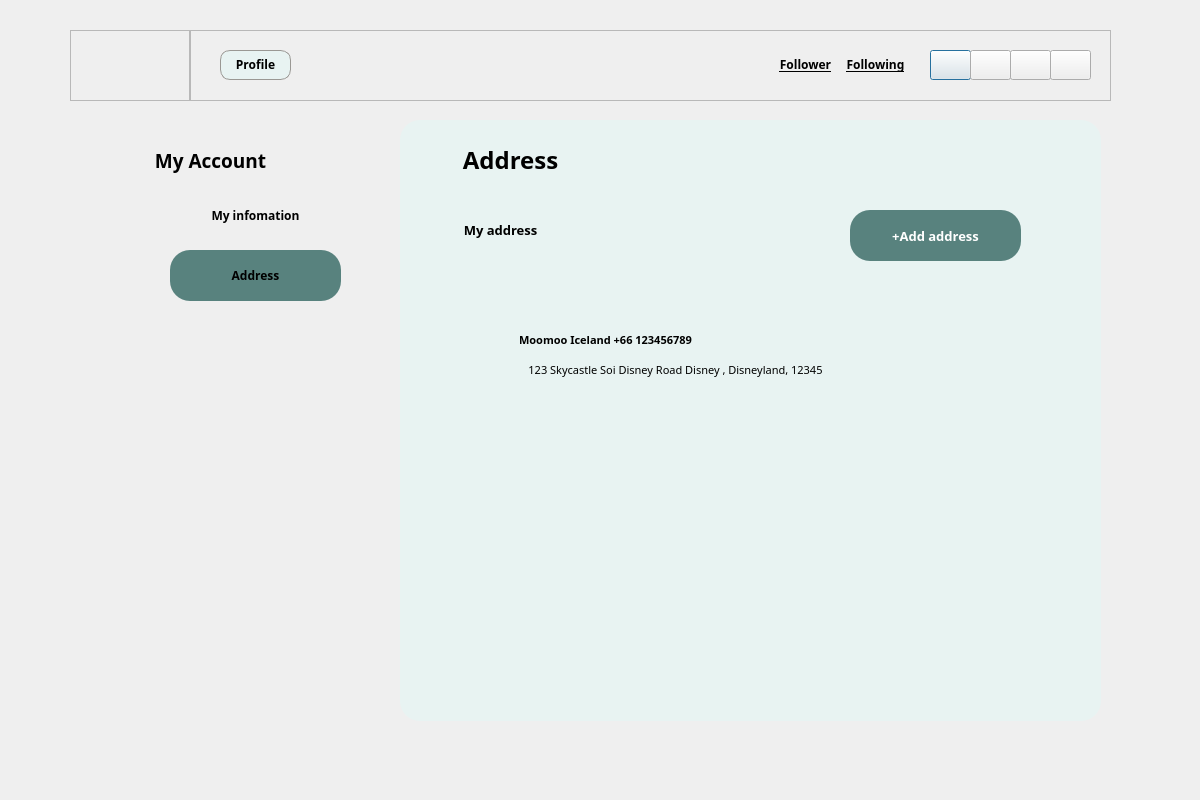
Old version of the form frontend/src/pages/qt_designer/profile_address.ui in the repository m0owo/Curate.
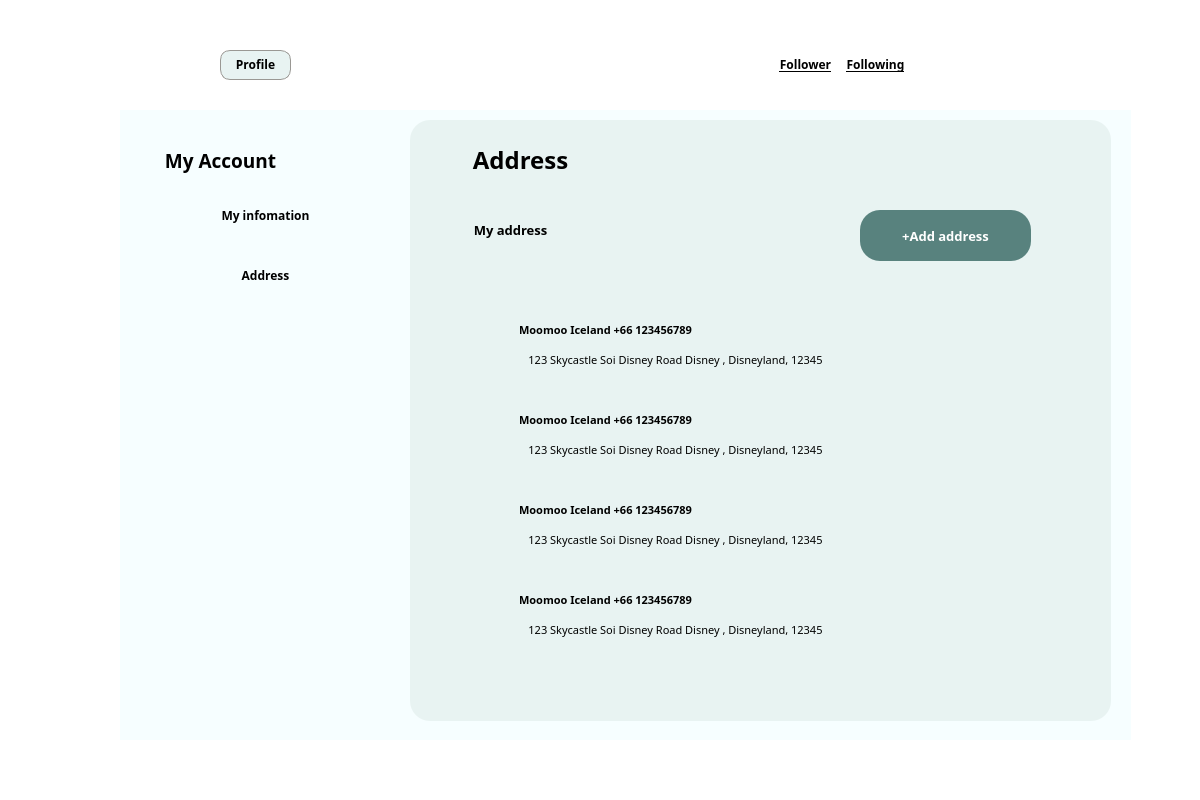
New version of the form. Icons and pictures are not drawn.

Commit message: Display user's data in home page

Diff of the .ui file:
```diff
--- a/frontend/src/pages/qt_designer/profile_address.ui
+++ b/frontend/src/pages/qt_designer/profile_address.ui
@@ -13,6 +13,9 @@
   <property name="windowTitle">
    <string>Dialog</string>
   </property>
+  <property name="styleSheet">
+   <string notr="true">background-color: white;  border: None;</string>
+  </property>
   <widget class="QWidget" name="header" native="true">
    <property name="geometry">
     <rect>
@@ -34,7 +37,7 @@
     </font>
    </property>
    <property name="styleSheet">
-    <string notr="true"/>
+    <string notr="true">background-color: white;</string>
    </property>
    <widget class="QFrame" name="frame">
     <property name="geometry">
@@ -290,17 +293,43 @@
      </property>
     </widget>
    </widget>
+   <widget class="QFrame" name="frame_4">
+    <property name="geometry">
+     <rect>
+      <x>50</x>
+      <y>90</y>
+      <width>1011</width>
+      <height>631</height>
+     </rect>
+    </property>
+    <property name="styleSheet">
+     <string notr="true">background-color: rgb(246, 254, 255);</string>
+    </property>
+    <property name="frameShape">
+     <enum>QFrame::StyledPanel</enum>
+    </property>
+    <property name="frameShadow">
+     <enum>QFrame::Raised</enum>
+    </property>
    <widget class="QFrame" name="profile_frame">
     <property name="geometry">
      <rect>
-      <x>50</x>
-      <y>100</y>
+       <x>10</x>
+       <y>10</y>
       <width>271</width>
       <height>601</height>
      </rect>
     </property>
     <property name="styleSheet">
-     <string notr="true">border-radius: 20px;</string>
+      <string notr="true">QPushButton{
+	border: None;
+}
+QPushButton:hover {
+    background-color: rgb(88,130,126);
+	border-radius: 20px;
+
+}
+</string>
     </property>
     <property name="frameShape">
      <enum>QFrame::StyledPanel</enum>
@@ -324,6 +353,9 @@
        <bold>true</bold>
       </font>
      </property>
+      <property name="styleSheet">
+       <string notr="true">color: black;</string>
+      </property>
      <property name="text">
       <string>&lt;html&gt;&lt;head/&gt;&lt;body&gt;&lt;p&gt;&lt;span style=&quot; font-size:14pt;&quot;&gt;My Account&lt;/span&gt;&lt;/p&gt;&lt;/body&gt;&lt;/html&gt;</string>
      </property>
@@ -351,7 +383,7 @@
       <enum>Qt::RightToLeft</enum>
      </property>
      <property name="styleSheet">
-      <string notr="true"/>
+       <string notr="true">color: black;</string>
      </property>
      <property name="text">
       <string>My infomation</string>
@@ -377,7 +409,7 @@
       <enum>Qt::LeftToRight</enum>
      </property>
      <property name="styleSheet">
-      <string notr="true"> background-color: rgb(88,130,126)</string>
+       <string notr="true">color: black;</string>
      </property>
      <property name="text">
       <string>Address</string>
@@ -387,8 +419,8 @@
    <widget class="QFrame" name="editinfo_frame">
     <property name="geometry">
      <rect>
-      <x>330</x>
-      <y>100</y>
+       <x>290</x>
+       <y>10</y>
       <width>701</width>
       <height>601</height>
      </rect>
@@ -479,22 +511,58 @@
      <property name="geometry">
       <rect>
        <x>50</x>
-       <y>170</y>
+        <y>160</y>
        <width>591</width>
        <height>421</height>
       </rect>
      </property>
+      <property name="styleSheet">
+       <string notr="true">background-color: white;
+QScrollArea {
+                border: 1px solid gray;
+                border-radius: 4px;
+            }
+            QScrollBar:vertical {
+                background: lightgray;
+                width: 10px;
+            }
+            QScrollBar::handle:vertical {
+                background: darkgray;
+                border-radius: 5px;
+            }</string>
+      </property>
      <property name="frameShape">
       <enum>QFrame::StyledPanel</enum>
      </property>
      <property name="frameShadow">
       <enum>QFrame::Raised</enum>
+      </property>
+      <widget class="QScrollArea" name="scrollArea">
+       <property name="geometry">
+        <rect>
+         <x>10</x>
+         <y>10</y>
+         <width>571</width>
+         <height>401</height>
+        </rect>
+       </property>
+       <property name="widgetResizable">
+        <bool>true</bool>
+       </property>
+       <widget class="QWidget" name="scrollAreaWidgetContents">
+        <property name="geometry">
+         <rect>
+          <x>0</x>
+          <y>0</y>
+          <width>571</width>
+          <height>401</height>
+         </rect>
      </property>
      <widget class="QWidget" name="widget" native="true">
       <property name="geometry">
        <rect>
-        <x>30</x>
-        <y>20</y>
+           <x>10</x>
+           <y>10</y>
         <width>531</width>
         <height>80</height>
        </rect>
@@ -548,12 +616,185 @@
        </property>
       </widget>
      </widget>
-    </widget>
-   </widget>
-   <zorder>editinfo_frame</zorder>
-   <zorder>frame</zorder>
-   <zorder>frame_2</zorder>
-   <zorder>profile_frame</zorder>
+        <widget class="QWidget" name="widget_2" native="true">
+         <property name="geometry">
+          <rect>
+           <x>10</x>
+           <y>100</y>
+           <width>531</width>
+           <height>80</height>
+          </rect>
+         </property>
+         <widget class="QLabel" name="page_label_14">
+          <property name="geometry">
+           <rect>
+            <x>20</x>
+            <y>10</y>
+            <width>211</width>
+            <height>41</height>
+           </rect>
+          </property>
+          <property name="font">
+           <font>
+            <family>Manrope</family>
+            <pointsize>8</pointsize>
+            <weight>75</weight>
+            <bold>true</bold>
+           </font>
+          </property>
+          <property name="text">
+           <string>&lt;html&gt;&lt;head/&gt;&lt;body&gt;&lt;p&gt;Moomoo Iceland +66  123456789&lt;/p&gt;&lt;/body&gt;&lt;/html&gt;</string>
+          </property>
+          <property name="alignment">
+           <set>Qt::AlignCenter</set>
+          </property>
+         </widget>
+         <widget class="QLabel" name="page_label_15">
+          <property name="geometry">
+           <rect>
+            <x>10</x>
+            <y>40</y>
+            <width>371</width>
+            <height>41</height>
+           </rect>
+          </property>
+          <property name="font">
+           <font>
+            <family>Manrope</family>
+            <pointsize>8</pointsize>
+            <weight>75</weight>
+            <bold>true</bold>
+           </font>
+          </property>
+          <property name="text">
+           <string>&lt;html&gt;&lt;head/&gt;&lt;body&gt;&lt;p&gt;&lt;span style=&quot; font-weight:400;&quot;&gt;123 Skycastle Soi Disney Road Disney , Disneyland, 12345&lt;/span&gt;&lt;/p&gt;&lt;/body&gt;&lt;/html&gt;</string>
+          </property>
+          <property name="alignment">
+           <set>Qt::AlignCenter</set>
+          </property>
+         </widget>
+        </widget>
+        <widget class="QWidget" name="widget_3" native="true">
+         <property name="geometry">
+          <rect>
+           <x>10</x>
+           <y>190</y>
+           <width>531</width>
+           <height>80</height>
+          </rect>
+         </property>
+         <widget class="QLabel" name="page_label_16">
+          <property name="geometry">
+           <rect>
+            <x>20</x>
+            <y>10</y>
+            <width>211</width>
+            <height>41</height>
+           </rect>
+          </property>
+          <property name="font">
+           <font>
+            <family>Manrope</family>
+            <pointsize>8</pointsize>
+            <weight>75</weight>
+            <bold>true</bold>
+           </font>
+          </property>
+          <property name="text">
+           <string>&lt;html&gt;&lt;head/&gt;&lt;body&gt;&lt;p&gt;Moomoo Iceland +66  123456789&lt;/p&gt;&lt;/body&gt;&lt;/html&gt;</string>
+          </property>
+          <property name="alignment">
+           <set>Qt::AlignCenter</set>
+          </property>
+         </widget>
+         <widget class="QLabel" name="page_label_17">
+          <property name="geometry">
+           <rect>
+            <x>10</x>
+            <y>40</y>
+            <width>371</width>
+            <height>41</height>
+           </rect>
+          </property>
+          <property name="font">
+           <font>
+            <family>Manrope</family>
+            <pointsize>8</pointsize>
+            <weight>75</weight>
+            <bold>true</bold>
+           </font>
+          </property>
+          <property name="text">
+           <string>&lt;html&gt;&lt;head/&gt;&lt;body&gt;&lt;p&gt;&lt;span style=&quot; font-weight:400;&quot;&gt;123 Skycastle Soi Disney Road Disney , Disneyland, 12345&lt;/span&gt;&lt;/p&gt;&lt;/body&gt;&lt;/html&gt;</string>
+          </property>
+          <property name="alignment">
+           <set>Qt::AlignCenter</set>
+          </property>
+         </widget>
+        </widget>
+        <widget class="QWidget" name="widget_4" native="true">
+         <property name="geometry">
+          <rect>
+           <x>10</x>
+           <y>280</y>
+           <width>531</width>
+           <height>80</height>
+          </rect>
+         </property>
+         <widget class="QLabel" name="page_label_18">
+          <property name="geometry">
+           <rect>
+            <x>20</x>
+            <y>10</y>
+            <width>211</width>
+            <height>41</height>
+           </rect>
+          </property>
+          <property name="font">
+           <font>
+            <family>Manrope</family>
+            <pointsize>8</pointsize>
+            <weight>75</weight>
+            <bold>true</bold>
+           </font>
+          </property>
+          <property name="text">
+           <string>&lt;html&gt;&lt;head/&gt;&lt;body&gt;&lt;p&gt;Moomoo Iceland +66  123456789&lt;/p&gt;&lt;/body&gt;&lt;/html&gt;</string>
+          </property>
+          <property name="alignment">
+           <set>Qt::AlignCenter</set>
+          </property>
+         </widget>
+         <widget class="QLabel" name="page_label_19">
+          <property name="geometry">
+           <rect>
+            <x>10</x>
+            <y>40</y>
+            <width>371</width>
+            <height>41</height>
+           </rect>
+          </property>
+          <property name="font">
+           <font>
+            <family>Manrope</family>
+            <pointsize>8</pointsize>
+            <weight>75</weight>
+            <bold>true</bold>
+           </font>
+          </property>
+          <property name="text">
+           <string>&lt;html&gt;&lt;head/&gt;&lt;body&gt;&lt;p&gt;&lt;span style=&quot; font-weight:400;&quot;&gt;123 Skycastle Soi Disney Road Disney , Disneyland, 12345&lt;/span&gt;&lt;/p&gt;&lt;/body&gt;&lt;/html&gt;</string>
+          </property>
+          <property name="alignment">
+           <set>Qt::AlignCenter</set>
+          </property>
+         </widget>
+        </widget>
+       </widget>
+      </widget>
+     </widget>
+    </widget>
+   </widget>
   </widget>
  </widget>
  <resources>
```
Lines whose indentation alone changed are shown as unchanged. The commit also changes 16 other files.
